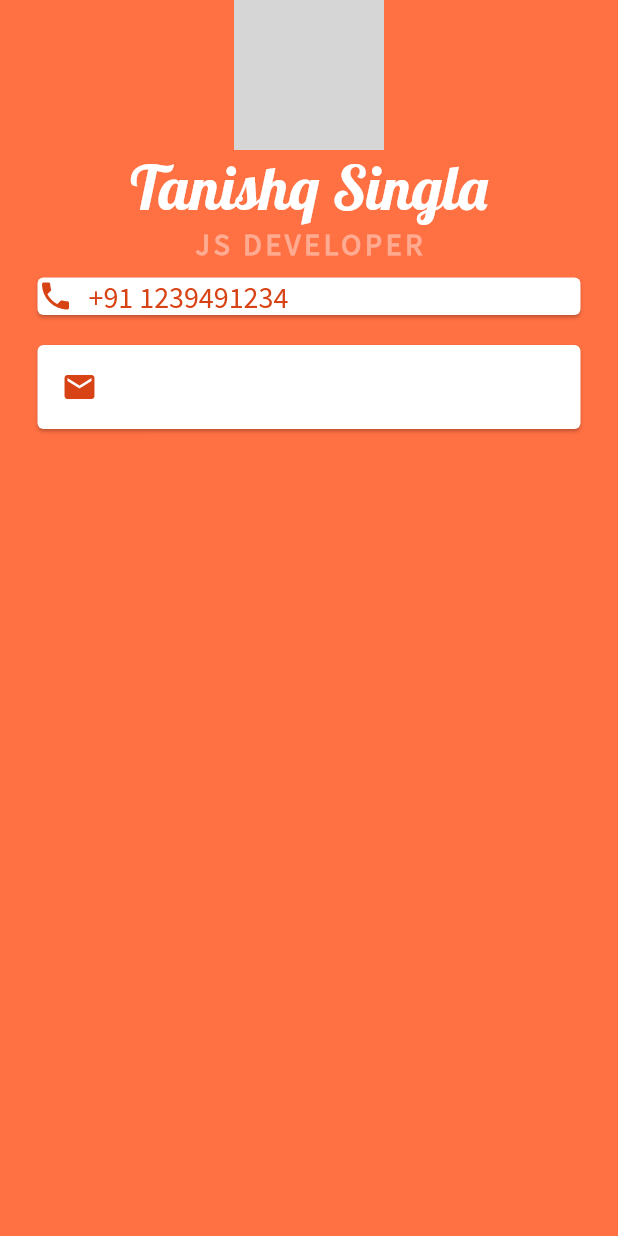
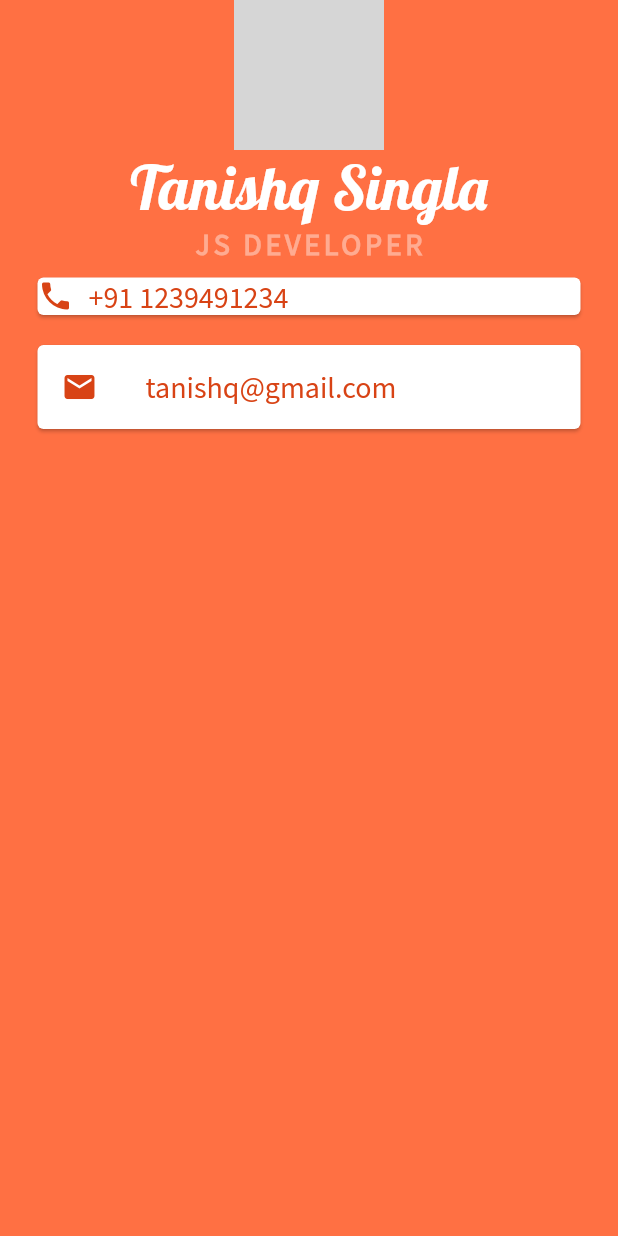
Before and after one commit to TanishqSingla/MiCard, a Flutter app: the screen it shows after launch, on a phone screen of 412 x 824 dp. Run offline on Flutter 3.47's test engine with Material 2 defaults, Android fonts, the phone set to English and light mode, and no system bars; network calls fail; grey boxes are pictures that could not be loaded.

Commit message:
Implemented List Tile for email card

```diff
--- a/lib/main.dart
+++ b/lib/main.dart
@@ -56,15 +56,23 @@ class MyApp extends StatelessWidget {
                 ),
               ),
               Card(
-                  color: Colors.white,
-                  margin:
-                      EdgeInsets.symmetric(vertical: 10.0, horizontal: 25.0),
-                  child: ListTile(
-                    leading: Icon(
-                      Icons.email,
+                color: Colors.white,
+                margin: EdgeInsets.symmetric(vertical: 10.0, horizontal: 25.0),
+                child: ListTile(
+                  leading: Icon(
+                    Icons.email,
+                    color: Colors.deepOrange[800],
+                  ),
+                  title: Text(
+                    'tanishq@gmail.com',
+                    style: TextStyle(
                       color: Colors.deepOrange[800],
+                      fontFamily: 'Source Sans Pro',
+                      fontSize: 20.0,
                     ),
-                  )),
+                  ),
+                ),
+              ),
             ],
           ),
         ),
```
